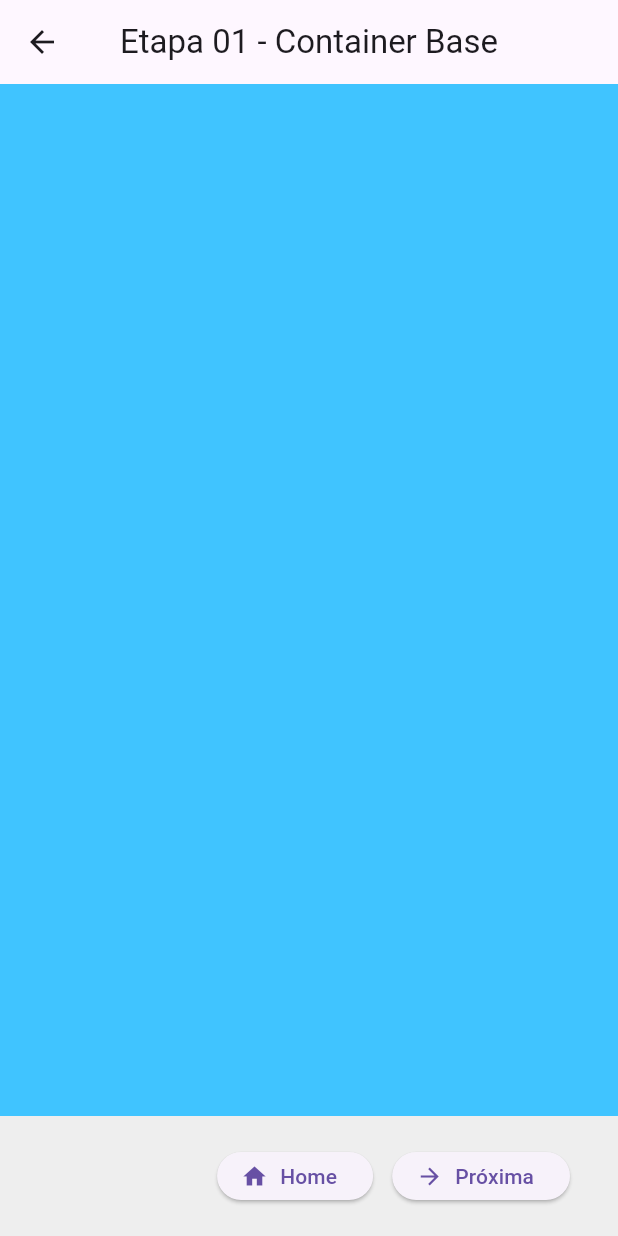
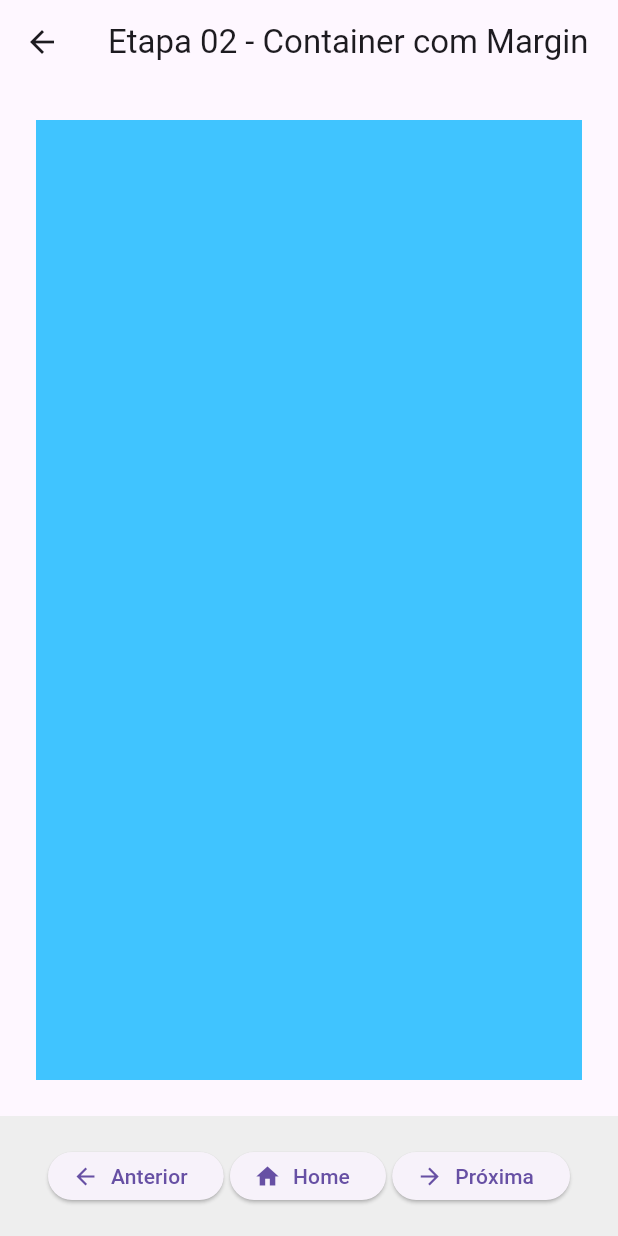
Before and after one commit to LuizFAraujo/pos_dev_web--disp_moveis--flutter_row_column_container1, a Flutter app: the Etapa01ContainerBase screen opened by its route, after a tap on "Próxima", on a phone screen of 412 x 824 dp. Run offline on Flutter 3.47's test engine with Material 3 defaults, Android fonts, the phone set to English and light mode, and no system bars.

Commit message:
✍️ FEATURE: Etapa 02 - Container com margem aplicada
- Criação da página etapa02_container_margin.dart
  - Aplicação de EdgeInsets.all(24) no Container
  - Visualização clara do espaçamento em torno da área útil
- Navegação ativada com botão Anterior (Etapa 01) e Próxima (Etapa 03)
- Rota '/etapa02' adicionada ao MaterialApp

```diff
--- a/lib/main.dart
+++ b/lib/main.dart
@@ -1,7 +1,8 @@
 import 'package:flutter/material.dart';
 
 import 'home_page.dart';
-import 'pages/etapa01_container_base.dart'; // Importação da Etapa 01
+import 'pages/etapa01_container_base.dart';
+import 'pages/etapa02_container_margin.dart';
 
 void main() {
   runApp(const MyApp());
@@ -19,9 +20,8 @@
       initialRoute: '/',
       routes: {
         '/': (context) => const HomePage(),
-        '/etapa01':
-            (context) => const Etapa01ContainerBase(), // Rota adicionada
-        // As próximas etapas serão incluídas progressivamente
+        '/etapa01': (context) => const Etapa01ContainerBase(),
+        '/etapa02': (context) => const Etapa02ContainerMargin(),
       },
     );
   }
--- a/lib/pages/etapa02_container_margin.dart
+++ b/lib/pages/etapa02_container_margin.dart
@@ -0,0 +1,30 @@
+import 'package:flutter/material.dart';
+
+import '../widgets/navigation_bar_etapa.dart';
+
+/// Etapa 02: Adiciona margem ao Container principal para afastá-lo das bordas da tela.
+/// Utiliza EdgeInsets.all para margem uniforme em todos os lados.
+class Etapa02ContainerMargin extends StatelessWidget {
+  const Etapa02ContainerMargin({super.key});
+
+  @override
+  Widget build(BuildContext context) {
+    return Scaffold(
+      appBar: AppBar(
+        title: const Text('Etapa 02 - Container com Margin'),
+        centerTitle: true,
+      ),
+      body: Container(
+        // Cor de fundo visível para delimitar área do Container
+        color: Colors.lightBlueAccent,
+
+        // Margem aplicada externamente (afasta o container das bordas)
+        margin: const EdgeInsets.all(24),
+      ),
+      bottomNavigationBar: const NavigationBarEtapa(
+        rotaAnterior: '/etapa01',
+        rotaProxima: '/etapa03',
+      ),
+    );
+  }
+}
```
